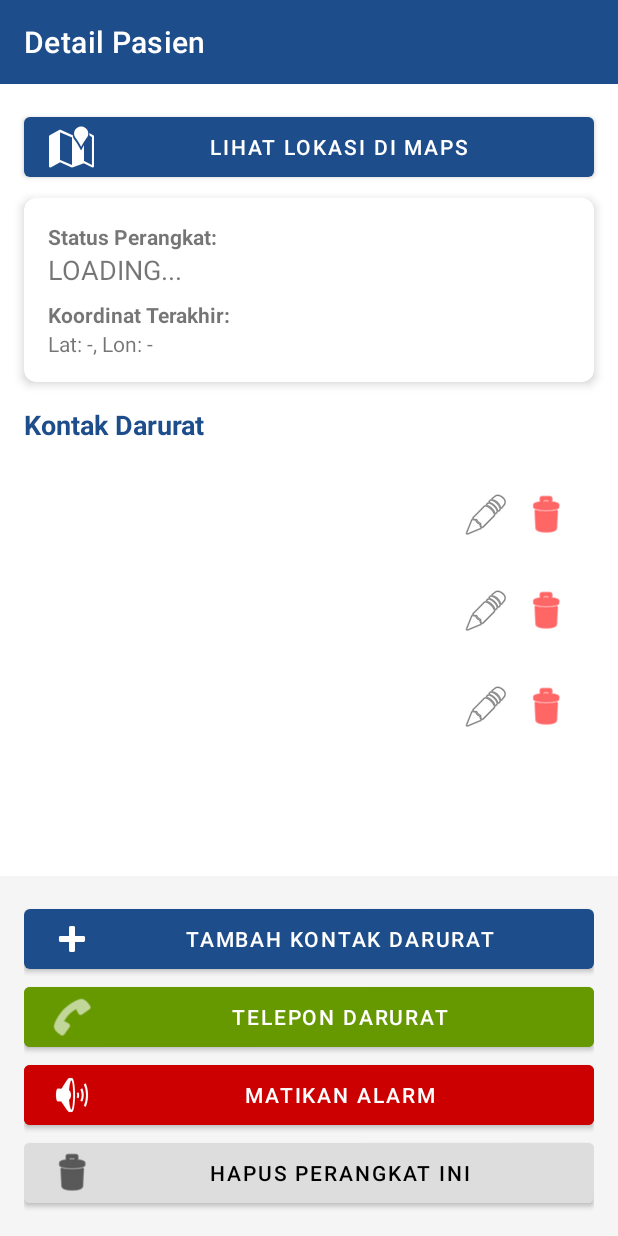
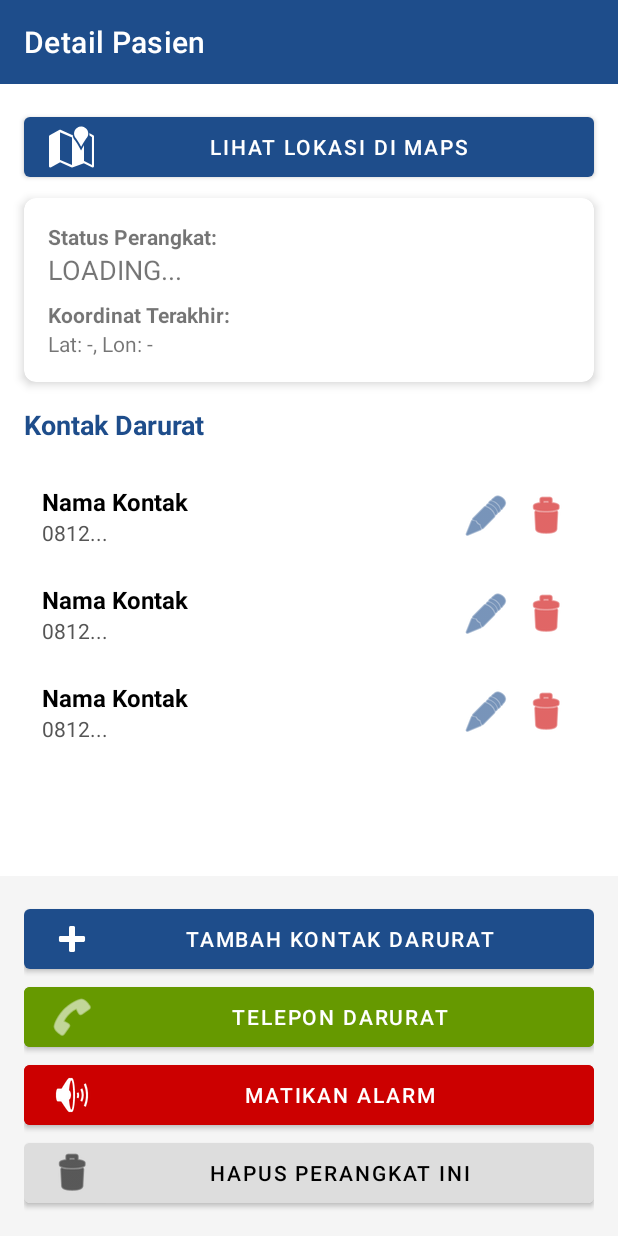
Before and after one commit to projectsijaga-update/Teleconizer, an Android app: the layout activity_patient_detail.xml on its own in the app's theme, with its tools: preview values and no code run, on a phone screen of 412 x 824 dp. Run offline under Robolectric (Android 15) with nearby library versions, the phone set to English and light mode, and no system bars.

Commit message:
Update item_phone_number.xml

```diff
--- a/app/src/main/res/layout/item_phone_number.xml
+++ b/app/src/main/res/layout/item_phone_number.xml
@@ -6,14 +6,29 @@
     android:padding="12dp"
     android:gravity="center_vertical">
 
-    <TextView
-        android:id="@+id/tvPhoneNumber"
+    <LinearLayout
         android:layout_width="0dp"
         android:layout_height="wrap_content"
         android:layout_weight="1"
-        android:textSize="16sp"
-        android:textColor="#FFFFFF"
-        android:text="0812..." />
+        android:orientation="vertical">
+
+        <TextView
+            android:id="@+id/tvContactName"
+            android:layout_width="match_parent"
+            android:layout_height="wrap_content"
+            android:textSize="16sp"
+            android:textStyle="bold"
+            android:textColor="@color/black"
+            android:text="Nama Kontak" />
+
+        <TextView
+            android:id="@+id/tvPhoneNumber"
+            android:layout_width="match_parent"
+            android:layout_height="wrap_content"
+            android:textSize="14sp"
+            android:textColor="#555555"
+            android:text="0812..." />
+    </LinearLayout>
 
     <ImageButton
         android:id="@+id/btnEdit"
@@ -21,7 +36,8 @@
         android:layout_height="40dp"
         android:src="@android:drawable/ic_menu_edit"
         android:background="?attr/selectableItemBackgroundBorderless"
-        android:contentDescription="Edit" />
+        android:contentDescription="Edit"
+        android:tint="@color/primary"/>
 
     <ImageButton
         android:id="@+id/btnDelete"
@@ -30,6 +46,6 @@
         android:src="@android:drawable/ic_menu_delete"
         android:background="?attr/selectableItemBackgroundBorderless"
         android:contentDescription="Delete"
-        android:tint="#FF0000" />
+        android:tint="@android:color/holo_red_dark" />
 
 </LinearLayout>
```
